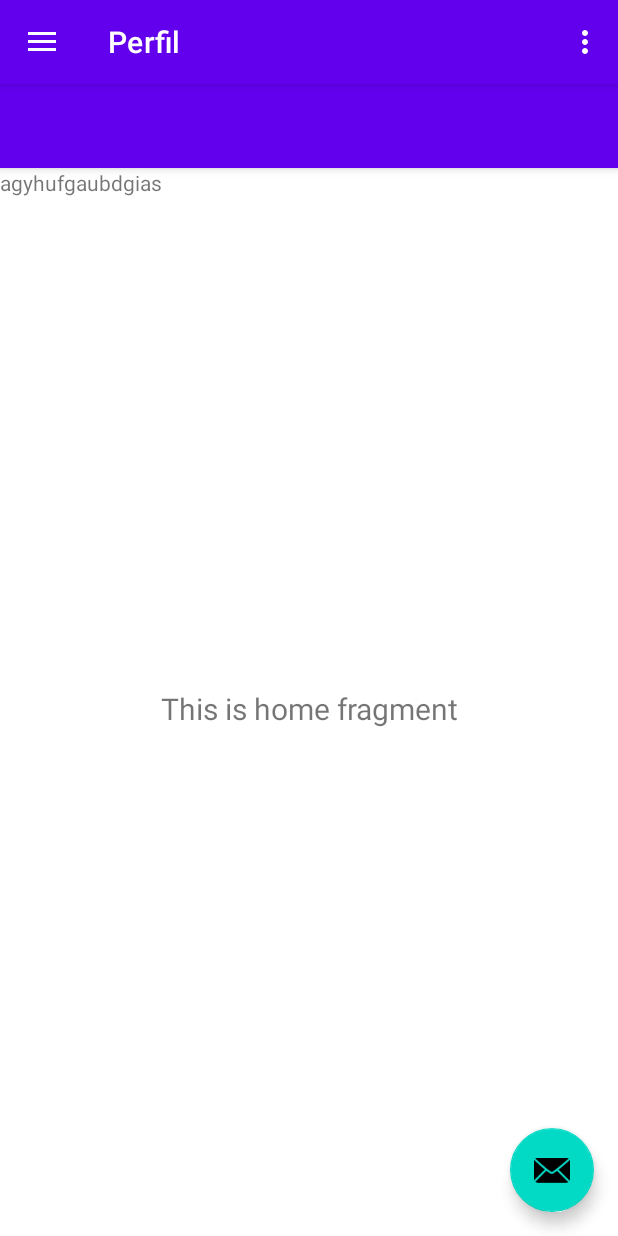
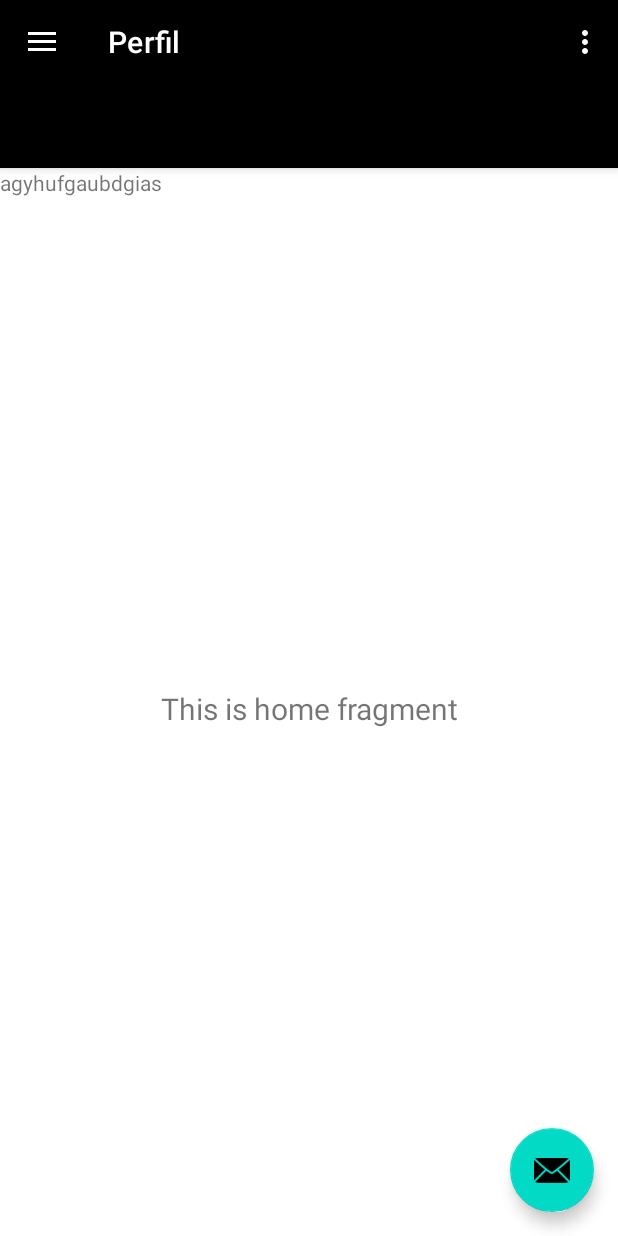
Before and after one commit to Arthurestak/Android-LM, an Android app: the MainActivity screen opened directly, with no data from a screen before it, on a phone screen of 412 x 824 dp. Run offline under Robolectric (Android 15) with nearby library versions, the phone set to English and light mode, and no system bars; our stand-ins replace navigation-ui.

Commit message:
Atualização

```diff
--- a/app/src/main/java/com/example/projetolm/Login.java
+++ b/app/src/main/java/com/example/projetolm/Login.java
@@ -58,7 +58,9 @@ btEntrar.setOnClickListener(new View.OnClickListener() {
     @Override
     public void onClick(View view) {
     if(emailInput.getText().toString().equals("com") && senhaInput.getText().toString().equals("123456")){
-
+        Intent intent = new Intent(Login.this,MainActivity.class);
+        startActivity(intent);
+        finish();
     }
 
     }
--- a/app/src/main/java/com/example/projetolm/MainActivity.java
+++ b/app/src/main/java/com/example/projetolm/MainActivity.java
@@ -26,7 +26,7 @@ public class MainActivity extends AppCompatActivity {
         binding = ActivityMainBinding.inflate(getLayoutInflater());
         setContentView(binding.getRoot());
 
-        setSupportActionBar(binding.appBarMain.toolbar);
+        //setSupportActionBar(binding.appBarMain.toolbar);
 
 
         DrawerLayout drawer = binding.drawerLayout;
--- a/app/src/main/res/layout/app_bar_main.xml
+++ b/app/src/main/res/layout/app_bar_main.xml
@@ -9,13 +9,14 @@
     <com.google.android.material.appbar.AppBarLayout
         android:layout_width="match_parent"
         android:layout_height="wrap_content"
+        android:background="#000000"
         android:theme="@style/Theme.ProjetoLM.AppBarOverlay">
 
         <androidx.appcompat.widget.Toolbar
             android:id="@+id/toolbar"
             android:layout_width="wrap_content"
             android:layout_height="?attr/actionBarSize"
-            android:background="@color/design_default_color_primary"
+            android:background="@color/black"
             app:popupTheme="@style/Theme.ProjetoLM.PopupOverlay" />
 
     </com.google.android.material.appbar.AppBarLayout>
--- a/app/src/main/res/values-night/themes.xml
+++ b/app/src/main/res/values-night/themes.xml
@@ -2,8 +2,8 @@
     <!-- Base application theme. -->
     <style name="Theme.ProjetoLM" parent="Theme.MaterialComponents.DayNight.DarkActionBar">
         <!-- Primary brand color. -->
-        <item name="colorPrimary">@color/purple_200</item>
-        <item name="colorPrimaryVariant">@color/purple_700</item>
+        <item name="colorPrimary">@color/black</item>
+        <item name="colorPrimaryVariant">@color/black</item>
         <item name="colorOnPrimary">@color/black</item>
         <!-- Secondary brand color. -->
         <item name="colorSecondary">@color/teal_200</item>
--- a/app/src/main/res/values/colors.xml
+++ b/app/src/main/res/values/colors.xml
@@ -1,8 +1,8 @@
 <?xml version="1.0" encoding="utf-8"?>
 <resources>
-    <color name="purple_200">#FFBB86FC</color>
-    <color name="purple_500">#FF6200EE</color>
-    <color name="purple_700">#FF3700B3</color>
+    <color name="purple_200">#000000</color>
+    <color name="purple_500">#000000</color>
+    <color name="purple_700">#000000</color>
     <color name="teal_200">#FF03DAC5</color>
     <color name="teal_700">#FF018786</color>
     <color name="black">#FF000000</color>
--- a/app/src/main/res/values/themes.xml
+++ b/app/src/main/res/values/themes.xml
@@ -2,8 +2,8 @@
     <!-- Base application theme. -->
     <style name="Theme.ProjetoLM" parent="Theme.MaterialComponents.DayNight.DarkActionBar">
         <!-- Primary brand color. -->
-        <item name="colorPrimary">@color/purple_500</item>
-        <item name="colorPrimaryVariant">@color/purple_700</item>
+        <item name="colorPrimary">@color/black</item>
+        <item name="colorPrimaryVariant">@color/black</item>
         <item name="colorOnPrimary">@color/white</item>
         <!-- Secondary brand color. -->
         <item name="colorSecondary">@color/teal_200</item>
```
Also changed, not shown: app/src/main/java/com/example/projetolm/Cadastro.java (+7 -0 lines).
